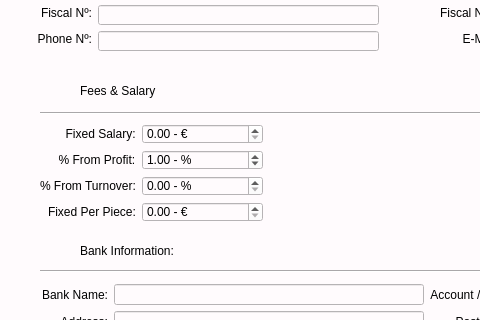
Old version of the form uis/agentgui.ui in the repository andrei219/euromedia; both pictures show x 0 to 480 and y 117 to 437 of the 1176 by 637 pixel window.
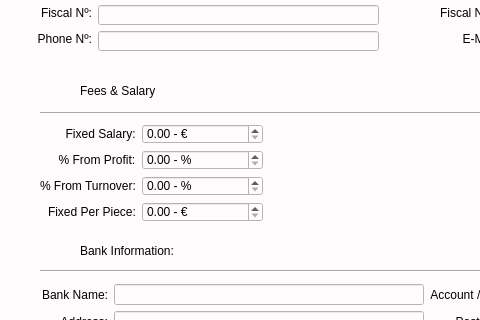
New version of the form. Icons and pictures are not drawn.

```diff
--- a/uis/agentgui.ui
+++ b/uis/agentgui.ui
@@ -259,7 +259,7 @@
     <bool>true</bool>
    </property>
   </widget>
-  <widget class="QWidget" name="">
+  <widget class="QWidget" name="layoutWidget">
    <property name="geometry">
     <rect>
      <x>42</x>
@@ -514,7 +514,7 @@
     </item>
    </layout>
   </widget>
-  <widget class="QWidget" name="">
+  <widget class="QWidget" name="layoutWidget">
    <property name="geometry">
     <rect>
      <x>40</x>
@@ -593,7 +593,7 @@
        <double>0.010000000000000</double>
       </property>
       <property name="value">
-       <double>1.000000000000000</double>
+       <double>0.000000000000000</double>
       </property>
      </widget>
     </item>
```
